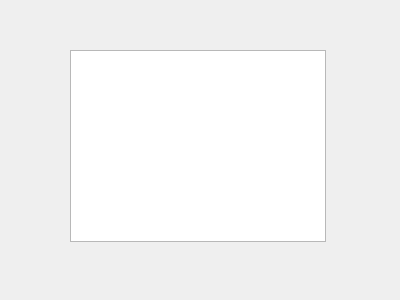
vincenzoagnusdei/cellarmonitor, file alarmdialog.ui: the form before one commit.
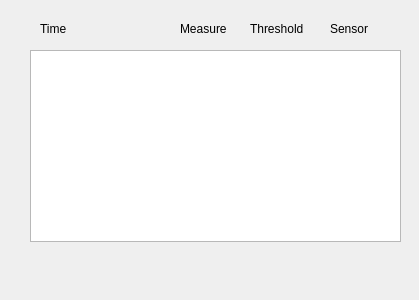
The form after the commit.

Commit message: Added Dialog to display logged threshold crossed for temperature Added kit for integration with rasbperry board

```diff
--- a/alarmdialog.ui
+++ b/alarmdialog.ui
@@ -6,7 +6,7 @@
    <rect>
     <x>0</x>
     <y>0</y>
-    <width>400</width>
+    <width>419</width>
     <height>300</height>
    </rect>
   </property>
@@ -16,13 +16,65 @@
   <widget class="QListView" name="alarmlistView">
    <property name="geometry">
     <rect>
-     <x>70</x>
+     <x>30</x>
      <y>50</y>
-     <width>256</width>
+     <width>371</width>
      <height>192</height>
     </rect>
    </property>
   </widget>
+  <widget class="QLabel" name="label">
+   <property name="geometry">
+    <rect>
+     <x>40</x>
+     <y>20</y>
+     <width>71</width>
+     <height>17</height>
+    </rect>
+   </property>
+   <property name="text">
+    <string>Time</string>
+   </property>
+  </widget>
+  <widget class="QLabel" name="label_2">
+   <property name="geometry">
+    <rect>
+     <x>330</x>
+     <y>20</y>
+     <width>51</width>
+     <height>17</height>
+    </rect>
+   </property>
+   <property name="text">
+    <string>Sensor</string>
+   </property>
+  </widget>
+  <widget class="QLabel" name="label_3">
+   <property name="geometry">
+    <rect>
+     <x>180</x>
+     <y>20</y>
+     <width>67</width>
+     <height>17</height>
+    </rect>
+   </property>
+   <property name="text">
+    <string>Measure</string>
+   </property>
+  </widget>
+  <widget class="QLabel" name="label_4">
+   <property name="geometry">
+    <rect>
+     <x>250</x>
+     <y>20</y>
+     <width>67</width>
+     <height>17</height>
+    </rect>
+   </property>
+   <property name="text">
+    <string>Threshold</string>
+   </property>
+  </widget>
  </widget>
  <resources/>
  <connections/>
```
The commit also changes 17 other files.
